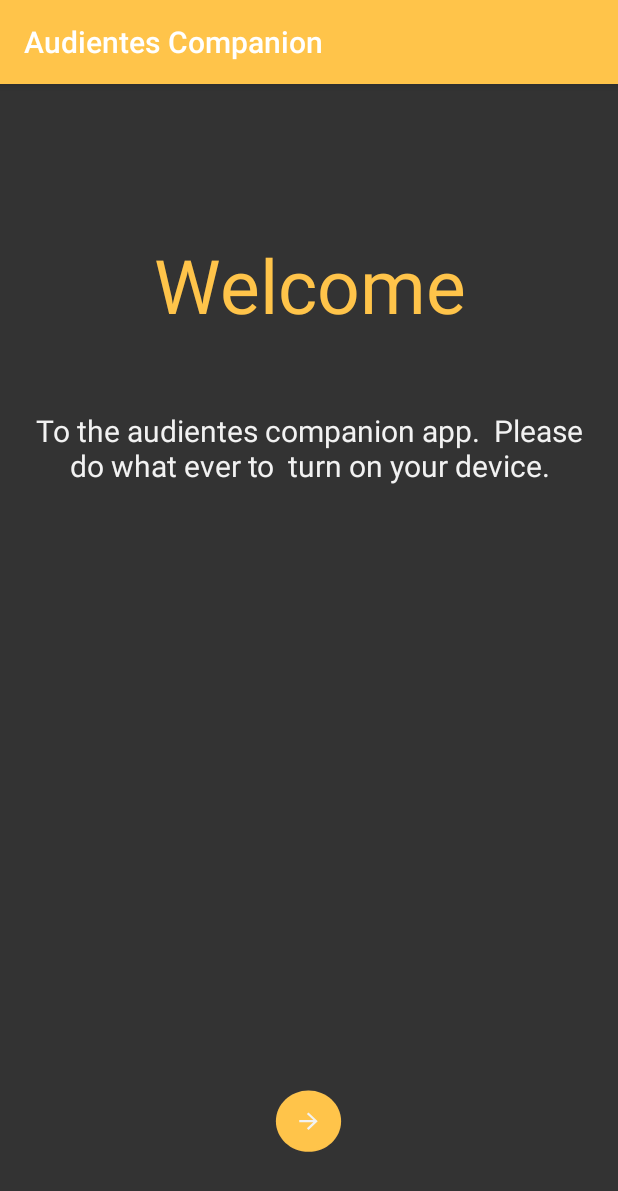
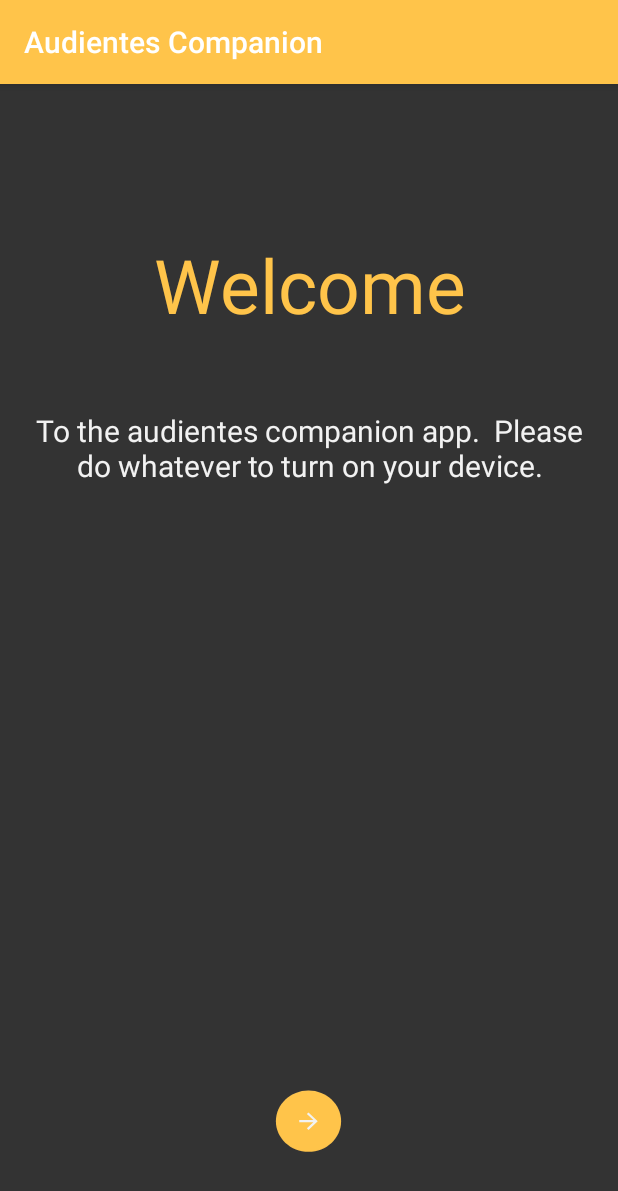
Before and after one commit to JoakimLevorsen/AudientesCompanion, an Android app: the screen it shows after launch (WelcomeActivity), on a phone screen of 412 x 824 dp. Shown: the top 1191 px of the screen. Run offline under Robolectric (Android 15) with nearby library versions, the phone set to English and light mode, and no system bars.

Commit message:
Best commit - very important MISC fix

```diff
--- a/app/src/main/res/layout/activity_welcome.xml
+++ b/app/src/main/res/layout/activity_welcome.xml
@@ -34,7 +34,7 @@
             android:layout_height="wrap_content"
             android:layout_marginLeft="@dimen/activity_outer_horizontal_margin"
             android:layout_marginRight="@dimen/activity_outer_horizontal_margin"
-            android:text="To the audientes companion app.  Please do what ever to  turn on your device."
+            android:text="To the audientes companion app.  Please do whatever to turn on your device."
             android:textAlignment="center"
             android:textColor="@color/gray6"
             android:textSize="20sp" />
```
